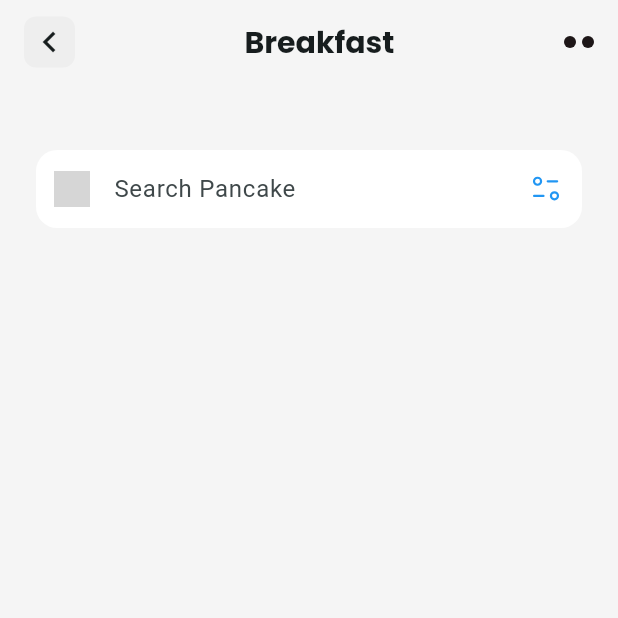
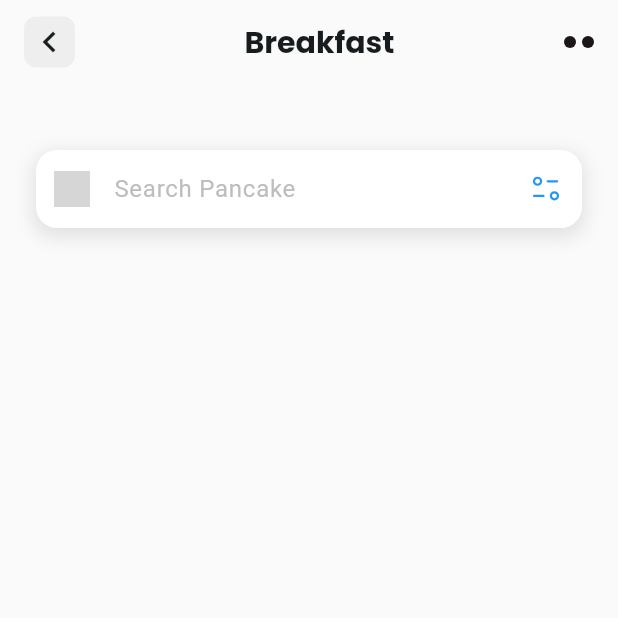
Before and after one commit to Mury05/FlutterBreakfastApp, a Flutter app: the screen it shows after launch, on a phone screen of 412 x 824 dp, the top half of it. Run offline on Flutter 3.47's test engine with Material 3 defaults, Android fonts, the phone set to English and light mode, and no system bars; our stand-ins replace flutter_svg; grey boxes are pictures that could not be loaded.

Commit message:
Changement de couleur dans les widgets

```diff
--- a/lib/screens/home.dart
+++ b/lib/screens/home.dart
@@ -15,7 +15,7 @@ class _MyHomePageState extends State<MyHomePage> {
     return Scaffold(
       appBar: appBarWidget(),
       body: Container(
-        color: Colors.grey.shade100,
+        color: Colors.grey.shade50,
         child: Padding(
           padding: const EdgeInsets.all(8.0),
           child: Center(
@@ -32,7 +32,7 @@ class _MyHomePageState extends State<MyHomePage> {
 
   AppBar appBarWidget() {
     return AppBar(
-      backgroundColor: Colors.grey.shade100,
+      backgroundColor: Colors.grey.shade50,
       title: Row(
         mainAxisAlignment: MainAxisAlignment.spaceBetween,
         crossAxisAlignment: CrossAxisAlignment.center,
--- a/lib/widgets/input-search.dart
+++ b/lib/widgets/input-search.dart
@@ -2,6 +2,8 @@ import 'package:flutter_svg/flutter_svg.dart';
 import 'package:flutter/material.dart';
 
 class SearchInput extends StatelessWidget {
+  const SearchInput({super.key});
+
   @override
   Widget build(BuildContext context) {
     return Padding(
@@ -10,16 +12,25 @@ class SearchInput extends StatelessWidget {
         decoration: BoxDecoration(
           color: Colors.white,
           borderRadius: BorderRadius.circular(14),
+          boxShadow: [
+            BoxShadow(
+              color: Colors.black.withOpacity(0.1),
+              blurRadius: 10,
+              spreadRadius: 2,
+              offset: Offset(0, 4),
+            ),
+          ],
         ),
         child: TextField(
           decoration: InputDecoration(
             hintText: 'Search Pancake',
+            hintStyle: TextStyle(color: Colors.grey.shade400),
             border: InputBorder.none,
             contentPadding: EdgeInsets.symmetric(vertical: 14),
             prefixIcon: Padding(
               padding: EdgeInsets.all(12),
               child: SvgPicture.asset(
-                'assets/icons/search.svg', // Chemin de l'icône
+                'assets/icons/search.svg',
                 height: 20,
                 colorFilter:
                     ColorFilter.mode(Colors.grey[500]!, BlendMode.srcIn),
@@ -28,7 +39,7 @@ class SearchInput extends StatelessWidget {
             suffixIcon: Padding(
               padding: EdgeInsets.all(12),
               child: SvgPicture.asset(
-                'assets/icons/Filter.svg', // Chemin de l'icône
+                'assets/icons/Filter.svg',
                 height: 20,
                 colorFilter:
                     ColorFilter.mode(Colors.blue[500]!, BlendMode.srcIn),
```
